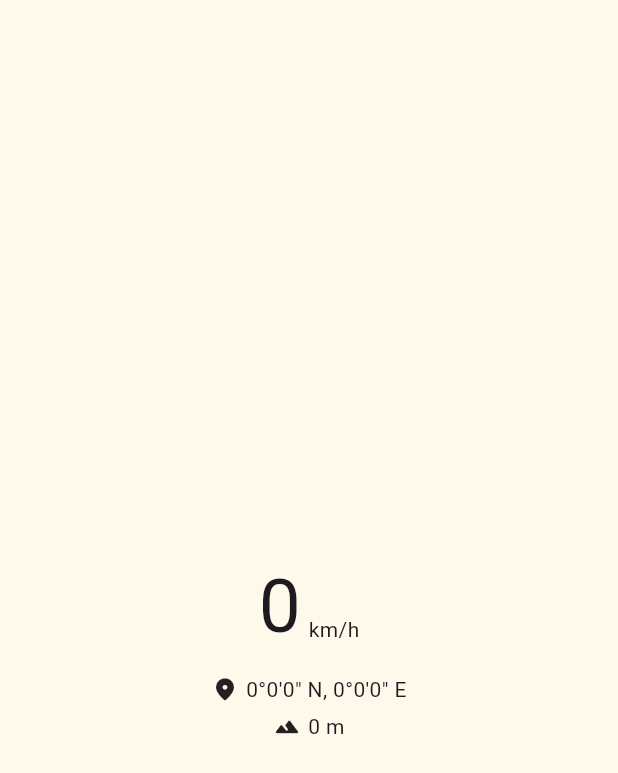
After one commit to Zhoucheng133/Speeder, a Flutter app: the screen it shows after launch, on a phone screen of 412 x 824 dp. The commit adds this screen. Shown: the top 773 px of the screen. Run offline on Flutter 3.47's test engine with Material 3 defaults, Android fonts, the phone set to English and light mode, and no system bars; our stand-ins replace geolocator, get, shared_preferences; statements that could not run were skipped.

Commit message:
重构文件结构

```diff
--- /dev/null
+++ b/lib/controllers/controller.dart
@@ -0,0 +1,58 @@
+import 'dart:ui';
+
+import 'package:get/get.dart';
+import 'package:shared_preferences/shared_preferences.dart';
+
+class LanguageType{
+  String name;
+  Locale locale;
+
+  LanguageType(this.name, this.locale);
+}
+
+List<LanguageType> get supportedLocales => [
+  LanguageType("English", const Locale("en", "US")),
+  LanguageType("简体中文", const Locale("zh", "CN")),
+  LanguageType("繁體中文", const Locale("zh", "TW")),
+];
+
+
+class Controller extends GetxController {
+  RxBool autoDark=true.obs;
+  RxBool darkMode=false.obs;
+
+  Rx<LanguageType> lang=Rx(supportedLocales[0]);
+
+  late SharedPreferences prefs;
+
+  Future<void> initLang() async {
+    prefs=await SharedPreferences.getInstance();
+
+    int? langIndex=prefs.getInt("langIndex");
+
+    if(langIndex==null){
+      final deviceLocale=PlatformDispatcher.instance.locale;
+      final local=Locale(deviceLocale.languageCode, deviceLocale.countryCode);
+      int index=supportedLocales.indexWhere((element) => element.locale==local);
+      if(index!=-1){
+        lang.value=supportedLocales[index];
+        lang.refresh();
+      }
+    }else{
+      lang.value=supportedLocales[langIndex];
+    }
+  }
+
+  void changeLanguage(int index){
+    lang.value=supportedLocales[index];
+    prefs.setInt("langIndex", index);
+    lang.refresh();
+    Get.updateLocale(lang.value.locale);
+  }
+
+  void darkModeHandler(bool dark){
+    if(autoDark.value){
+      darkMode.value=dark;
+    }
+  }
+}
--- /dev/null
+++ b/lib/lang/zh_cn.dart
@@ -0,0 +1,3 @@
+const Map<String, String> zhCN = {
+  'settings': '设置'
+};
--- a/lib/main.dart
+++ b/lib/main.dart
@@ -1,9 +1,12 @@
-import 'dart:async';
-
 import 'package:flutter/material.dart';
-import 'package:geolocator/geolocator.dart';
+import 'package:flutter_localizations/flutter_localizations.dart';
+import 'package:get/get.dart';
+import 'package:speeder/controllers/controller.dart';
+import 'package:speeder/lang/zh_cn.dart';
+import 'package:speeder/views/main_view.dart';
 
 void main() {
+  Get.put(Controller());
   runApp(const MainApp());
 }
 
@@ -14,165 +17,50 @@ class MainApp extends StatefulWidget {
   State<MainApp> createState() => _MainAppState();
 }
 
-class _MainAppState extends State<MainApp> {
-  bool isReady = false;
-
-  double altidude = 0;
-  double speed = 0;
-
-  // 纬度
-  double latitude = 0;
-  // 经度
-  double longitude = 0;
-
-  StreamSubscription<Position>? positionStream;
-
-  Future<void> init() async {
-    bool serviceEnabled;
-    LocationPermission permission;
-
-    serviceEnabled = await Geolocator.isLocationServiceEnabled();
-    if (!serviceEnabled) return;
-
-    permission = await Geolocator.checkPermission();
-    if (permission == LocationPermission.denied) {
-      permission = await Geolocator.requestPermission();
-      if (permission == LocationPermission.denied) return;
+class MainTranslations extends Translations {
+  @override
+  Map<String, Map<String, String>> get keys => {
+    // 'en_US': enUS,
+    'zh_CN': zhCN,
+    // 'zh_TW': zhTW,
+  };
 }
 
-    if (permission == LocationPermission.deniedForever) return;
+class _MainAppState extends State<MainApp> {
 
-    setState(() => isReady = true);
-
-    positionStream = Geolocator.getPositionStream(
-      locationSettings: const LocationSettings(
-        accuracy: LocationAccuracy.bestForNavigation,
-        distanceFilter: 1,
-      ),
-    ).listen((Position position) {
-      setState(() {
-        speed = position.speed > 0 ? position.speed * 3.6 : 0;
-        altidude = position.altitude;
-        latitude = position.latitude;
-        longitude = position.longitude;
-      });
-    });
-  }
-
-  @override
-  void initState() {
-    super.initState();
-    init();
-  }
-
-  @override
-  void dispose() {
-    positionStream?.cancel();
-    super.dispose();
-  }
-
-  String formatLocation() {
-    String latDir = latitude >= 0 ? 'N' : 'S';
-    String lonDir = longitude >= 0 ? 'E' : 'W';
-
-    double latAbs = latitude.abs();
-    int latDeg = latAbs.toInt();
-    double latMinDec = (latAbs - latDeg) * 60;
-    int latMin = latMinDec.toInt();
-    double latSec = (latMinDec - latMin) * 60;
-
-    double lonAbs = longitude.abs();
-    int lonDeg = lonAbs.toInt();
-    double lonMinDec = (lonAbs - lonDeg) * 60;
-    int lonMin = lonMinDec.toInt();
-    double lonSec = (lonMinDec - lonMin) * 60;
-
-    return '$latDeg°$latMin′${latSec.toInt()}″ $latDir, '
-        '$lonDeg°$lonMin′${lonSec.toInt()}″ $lonDir';
-  }
+  final controller = Get.find<Controller>();
 
   @override
   Widget build(BuildContext context) {
 
     final brightness = MediaQuery.of(context).platformBrightness;
+    controller.darkModeHandler(brightness == Brightness.dark);
 
-    return MaterialApp(
-      theme:ThemeData(
-        brightness: brightness,
+    return Obx(
+      () => GetMaterialApp(
+        translations: MainTranslations(),
+        debugShowCheckedModeBanner: false,
+        localizationsDelegates: [
+          GlobalMaterialLocalizations.delegate,
+          GlobalWidgetsLocalizations.delegate,
+          GlobalCupertinoLocalizations.delegate
+        ],
+        locale: controller.lang.value.locale,
+        supportedLocales: supportedLocales.map((item)=>item.locale).toList(),
+        theme: ThemeData(
+          brightness: controller.darkMode.value ? Brightness.dark : Brightness.light,
+          fontFamily: 'PuHui',
           colorScheme: ColorScheme.fromSeed(
             seedColor: Colors.yellow,
-          brightness: brightness,
+            brightness: controller.darkMode.value ? Brightness.dark : Brightness.light,
           ),
-        textTheme: brightness==Brightness.dark ? ThemeData.dark().textTheme.apply(
+          textTheme: controller.darkMode.value ? ThemeData.dark().textTheme.apply(
+            fontFamily: 'PuHui',
             bodyColor: Colors.white,
             displayColor: Colors.white,
           ) : ThemeData.light().textTheme,
         ),
-      debugShowCheckedModeBanner: false,
-      home: Scaffold(
-        body: Center(
-          child: Column(
-            mainAxisAlignment: .center,
-            crossAxisAlignment: .center,
-            mainAxisSize: .min,
-            children: [
-              Padding(
-                padding: .only(top: 50),
-                child: Row(
-                  mainAxisSize: .min,
-                  crossAxisAlignment: .end,
-                  children: [
-                    Text(
-                      '${(speed).toInt()}',
-                      style: TextStyle(
-                        height: 1.0,
-                        fontSize: 50,
-                      ),
-                    ),
-                    Padding(
-                      padding: .only(left: 5),
-                      child: Text(
-                        'km/h',
-                      ),
-                    )
-                  ],
-                ),
-              ),
-              Padding(
-                padding: .only(top: 20),
-                child: Row(
-                  mainAxisSize: .min,
-                  children: [
-                    Icon(
-                      Icons.location_on_rounded,
-                      size: 18,
-                    ),
-                    const SizedBox(width: 5,),
-                    Text(
-                      formatLocation(),
-                    ),
-                  ]
-                )
-              ),
-              Padding(
-                padding: .only(top: 5),
-                child: Row(
-                  mainAxisSize: .min,
-                  children: [
-                    Icon(
-                      Icons.landscape_rounded,
-                      size: 18,
-                    ),
-                    const SizedBox(width: 5,),
-                    Text(
-                      '${(altidude).toInt()} m',
-                    ),
-                  ],
-                ),
-              )
-            ],
-          ),
-        ),
+        home: MainView()
       ),
     );
   }
--- /dev/null
+++ b/lib/views/main_view.dart
@@ -0,0 +1,159 @@
+import 'dart:async';
+
+import 'package:flutter/material.dart';
+import 'package:geolocator/geolocator.dart';
+
+class MainView extends StatefulWidget {
+  const MainView({super.key});
+
+  @override
+  State<MainView> createState() => _MainViewState();
+}
+
+class _MainViewState extends State<MainView> {
+  bool isReady = false;
+
+  double altidude = 0;
+  double speed = 0;
+
+  // 纬度
+  double latitude = 0;
+  // 经度
+  double longitude = 0;
+
+  StreamSubscription<Position>? positionStream;
+
+  Future<void> init() async {
+    bool serviceEnabled;
+    LocationPermission permission;
+
+    serviceEnabled = await Geolocator.isLocationServiceEnabled();
+    if (!serviceEnabled) return;
+
+    permission = await Geolocator.checkPermission();
+    if (permission == LocationPermission.denied) {
+      permission = await Geolocator.requestPermission();
+      if (permission == LocationPermission.denied) return;
+    }
+
+    if (permission == LocationPermission.deniedForever) return;
+
+    setState(() => isReady = true);
+
+    positionStream = Geolocator.getPositionStream(
+      locationSettings: const LocationSettings(
+        accuracy: LocationAccuracy.bestForNavigation,
+        distanceFilter: 1,
+      ),
+    ).listen((Position position) {
+      setState(() {
+        speed = position.speed > 0 ? position.speed * 3.6 : 0;
+        altidude = position.altitude;
+        latitude = position.latitude;
+        longitude = position.longitude;
+      });
+    });
+  }
+
+  @override
+  void initState() {
+    super.initState();
+    init();
+  }
+
+  @override
+  void dispose() {
+    positionStream?.cancel();
+    super.dispose();
+  }
+
+  String formatLocation() {
+    String latDir = latitude >= 0 ? 'N' : 'S';
+    String lonDir = longitude >= 0 ? 'E' : 'W';
+
+    double latAbs = latitude.abs();
+    int latDeg = latAbs.toInt();
+    double latMinDec = (latAbs - latDeg) * 60;
+    int latMin = latMinDec.toInt();
+    double latSec = (latMinDec - latMin) * 60;
+
+    double lonAbs = longitude.abs();
+    int lonDeg = lonAbs.toInt();
+    double lonMinDec = (lonAbs - lonDeg) * 60;
+    int lonMin = lonMinDec.toInt();
+    double lonSec = (lonMinDec - lonMin) * 60;
+
+    return '$latDeg°$latMin′${latSec.toInt()}″ $latDir, '
+        '$lonDeg°$lonMin′${lonSec.toInt()}″ $lonDir';
+  }
+
+  @override
+  Widget build(BuildContext context) {
+
+    return Scaffold(
+      body: Center(
+        child: Column(
+          mainAxisAlignment: .center,
+          crossAxisAlignment: .center,
+          mainAxisSize: .min,
+          children: [
+            Padding(
+              padding: .only(top: 50),
+              child: Row(
+                mainAxisSize: .min,
+                crossAxisAlignment: .end,
+                children: [
+                  Text(
+                    '${(speed).toInt()}',
+                    style: TextStyle(
+                      height: 1.0,
+                      fontSize: 50,
+                    ),
+                  ),
+                  Padding(
+                    padding: .only(left: 5),
+                    child: Text(
+                      'km/h',
+                    ),
+                  )
+                ],
+              ),
+            ),
+            Padding(
+              padding: .only(top: 20),
+              child: Row(
+                mainAxisSize: .min,
+                children: [
+                  Icon(
+                    Icons.location_on_rounded,
+                    size: 18,
+                  ),
+                  const SizedBox(width: 5,),
+                  Text(
+                    formatLocation(),
+                  ),
+                ]
+              )
+            ),
+            Padding(
+              padding: .only(top: 5),
+              child: Row(
+                mainAxisSize: .min,
+                children: [
+                  Icon(
+                    Icons.landscape_rounded,
+                    size: 18,
+                  ),
+                  const SizedBox(width: 5,),
+                  Text(
+                    '${(altidude).toInt()} m',
+                  ),
+                ],
+              ),
+            )
+          ],
+        ),
+      ),
+    );
+  }
+}
```
Also changed, not shown: lib/views/settings_view.dart (added, +20 -0 lines). Lines whose indentation alone changed are shown as unchanged.
